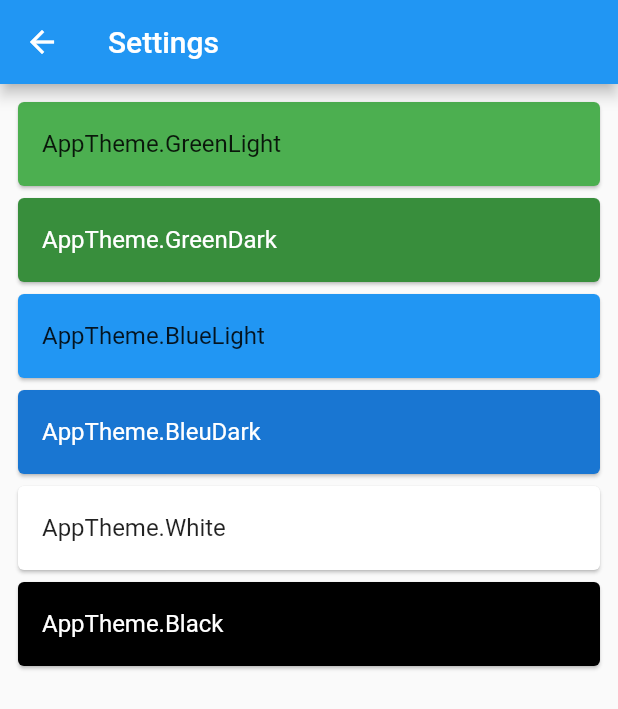
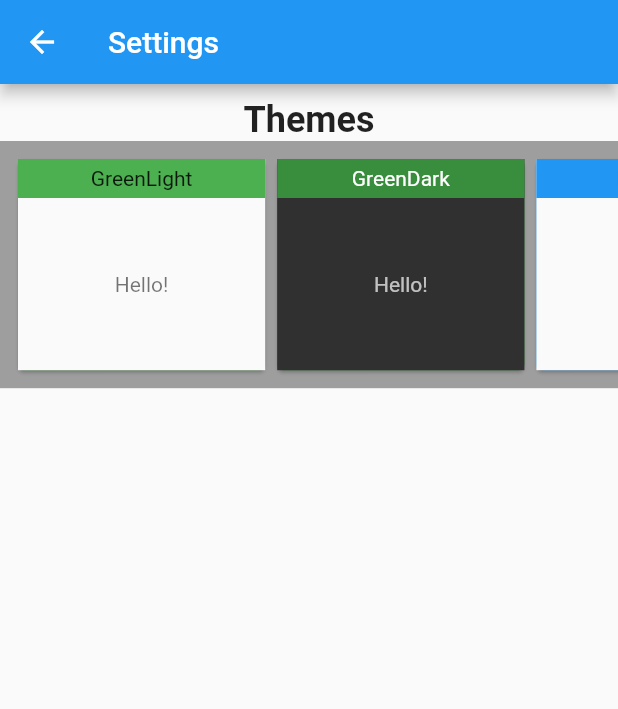
Before and after one commit to Bronz0/bloc_theming, a Flutter app: the screen it shows after launch, after a tap on the "settings" icon, on a phone screen of 412 x 824 dp. Shown: the top 709 px of the screen. Run offline on Flutter 3.47's test engine with Material 2 defaults, Android fonts, the phone set to English and light mode, and no system bars; our stand-ins replace bloc, equatable, flutter_bloc, get_it, shared_preferences.

Commit message:
persist the choosed theme using shared perferences, minor modifications on the UI of settings page

```diff
--- a/lib/main.dart
+++ b/lib/main.dart
@@ -1,9 +1,17 @@
 import 'package:bloc_theming/presentation/global/theme/bloc/theme_bloc.dart';
 import 'package:bloc_theming/presentation/home/home_page.dart';
+import 'package:bloc_theming/services/locator.dart';
 import 'package:flutter/material.dart';
 import 'package:flutter_bloc/flutter_bloc.dart';
 
-void main() => runApp(MyApp());
+Future<void> main() async {
+  WidgetsFlutterBinding.ensureInitialized();
+
+  // register all the service
+  await setUpServices();
+  // run the app
+  runApp(MyApp());
+}
 
 class MyApp extends StatelessWidget {
   @override
@@ -22,6 +30,5 @@ class MyApp extends StatelessWidget {
       theme: state.themeData,
       home: HomePage(),
     );
-    ;
   }
 }
--- a/lib/presentation/global/theme/app_theme.dart
+++ b/lib/presentation/global/theme/app_theme.dart
@@ -28,7 +28,7 @@ final appThemeData = {
   ),
   AppTheme.White: ThemeData(
     brightness: Brightness.light,
-    primaryColor: Colors.white,
+    primaryColor: Colors.grey[100],
   ),
   AppTheme.Black: ThemeData(
     brightness: Brightness.dark,
--- a/lib/presentation/global/theme/bloc/theme_bloc.dart
+++ b/lib/presentation/global/theme/bloc/theme_bloc.dart
@@ -2,22 +2,47 @@ import 'dart:async';
 
 import 'package:bloc/bloc.dart';
 import 'package:bloc_theming/presentation/global/theme/app_theme.dart';
+import 'package:bloc_theming/services/theme_service.dart';
 import 'package:equatable/equatable.dart';
 import 'package:flutter/material.dart';
-
+import 'package:bloc_theming/services/locator.dart';
 part 'theme_event.dart';
 part 'theme_state.dart';
 
 class ThemeBloc extends Bloc<ThemeEvent, ThemeState> {
+  final ThemeServie _themeService = locator.get<ThemeServie>();
   @override
-  ThemeState get initialState =>
-      ThemeState(themeData: appThemeData[AppTheme.BlueLight]);
+  ThemeState get initialState {
+    switch (_themeService.retreiveTheme()) {
+      case ("AppTheme.Black"):
+        return ThemeState(themeData: appThemeData[AppTheme.Black]);
+        break;
+      case ("AppTheme.White"):
+        return ThemeState(themeData: appThemeData[AppTheme.White]);
+        break;
+      case ("AppTheme.BlueLight"):
+        return ThemeState(themeData: appThemeData[AppTheme.BlueLight]);
+        break;
+      case ("AppTheme.BleuDark"):
+        return ThemeState(themeData: appThemeData[AppTheme.BleuDark]);
+        break;
+      case ("AppTheme.GreenDark"):
+        return ThemeState(themeData: appThemeData[AppTheme.GreenDark]);
+        break;
+      case ("AppTheme.GreenLight"):
+        return ThemeState(themeData: appThemeData[AppTheme.GreenLight]);
+        break;
+      default:
+        return ThemeState(themeData: appThemeData[AppTheme.BlueLight]);
+    }
+  }
 
   @override
   Stream<ThemeState> mapEventToState(
     ThemeEvent event,
   ) async* {
     if (event is ThemeChanged) {
+      _themeService.persistTheme(event.theme.toString());
       yield ThemeState(themeData: appThemeData[event.theme]);
     }
   }
--- a/lib/presentation/settings/settings_page.dart
+++ b/lib/presentation/settings/settings_page.dart
@@ -13,17 +13,76 @@ class SettingsPage extends StatelessWidget {
       appBar: AppBar(
         title: Text('Settings'),
       ),
-      body: ListView.builder(
+      body: Column(
+        children: <Widget>[
+          Container(
+            padding: EdgeInsets.only(top: 10),
+            child: Text(
+              'Themes',
+              style: TextStyle(fontSize: 24, fontWeight: FontWeight.bold),
+            ),
+          ),
+          Container(
+            color: Colors.grey[500],
+            height: MediaQuery.of(context).size.width * 0.4,
+            child: ListView.builder(
+              scrollDirection: Axis.horizontal,
               padding: EdgeInsets.all(8.0),
               itemCount: AppTheme.values.length,
               itemBuilder: (context, index) {
                 final itemAppTheme = AppTheme.values[index];
+                return ThemeItem(itemAppTheme: itemAppTheme);
+              },
+            ),
+          ),
+        ],
+      ),
+    );
+  }
+}
+
+class ThemeItem extends StatelessWidget {
+  const ThemeItem({
+    Key key,
+    @required this.itemAppTheme,
+  }) : super(key: key);
+
+  final AppTheme itemAppTheme;
+
+  @override
+  Widget build(BuildContext context) {
     return Card(
       color: appThemeData[itemAppTheme].primaryColor,
-            child: ListTile(
-              title: Text(
-                itemAppTheme.toString(),
+      child: GestureDetector(
+        child: Container(
+          width: MediaQuery.of(context).size.width * 0.4,
+          height: MediaQuery.of(context).size.height,
+          color: appThemeData[itemAppTheme].canvasColor,
+          child: Column(
+            children: <Widget>[
+              // appbar mock
+              Container(
+                padding: EdgeInsets.all(5.0),
+                color: appThemeData[itemAppTheme].primaryColor,
+                child: Center(
+                  child: Text(
+                    itemAppTheme.toString().split('.')[1],
                     style: appThemeData[itemAppTheme].textTheme.body1,
+                  ),
+                ),
+              ),
+              // body mock
+              Expanded(
+                flex: 1,
+                child: Center(
+                  child: Text(
+                    'Hello!',
+                    style: appThemeData[itemAppTheme].textTheme.display1,
+                  ),
+                ),
+              )
+            ],
+          ),
         ),
         onTap: () {
           BlocProvider.of<ThemeBloc>(context)
@@ -31,8 +90,5 @@ class SettingsPage extends StatelessWidget {
         },
       ),
     );
-        },
-      ),
-    );
   }
 }
--- /dev/null
+++ b/lib/services/locator.dart
@@ -0,0 +1,15 @@
+import 'package:bloc_theming/services/theme_service.dart';
+import 'package:get_it/get_it.dart';
+import 'package:shared_preferences/shared_preferences.dart';
+
+GetIt locator = GetIt.I;
+SharedPreferences sharedPreferences;
+
+//static final locator = GetIt.instance;
+Future<void> setUpServices() async {
+  sharedPreferences = await SharedPreferences.getInstance();
+  // theme Service
+  locator.registerSingleton<ThemeServie>(ThemeServie(), signalsReady: true);
+  // shared preferences
+  //locator.registerSingleton<SharedPreferences>(prefs);
+}
--- /dev/null
+++ b/lib/services/theme_service.dart
@@ -0,0 +1,13 @@
+import 'package:bloc_theming/services/locator.dart';
+import 'package:shared_preferences/shared_preferences.dart';
+
+class ThemeServie {
+  void persistTheme(theme) async {
+    sharedPreferences.setString("current_theme", theme);
+  }
+
+  String retreiveTheme() {
+    SharedPreferences _prefs = sharedPreferences;
+    return _prefs.getString("current_theme");
+  }
+}
--- a/pubspec.yaml
+++ b/pubspec.yaml
@@ -19,8 +19,13 @@ environment:
 dependencies:
   flutter:
     sdk: flutter
+  # state management
   flutter_bloc: ^4.0.0
   equatable: ^1.2.0
+  # data persistence
+  shared_preferences: ^0.5.7+3
+  # service locator
+  get_it: ^4.0.2
 
   # The following adds the Cupertino Icons font to your application.
   # Use with the CupertinoIcons class for iOS style icons.
```
Also changed, not shown: pubspec.lock. Lines whose indentation alone changed are shown as unchanged.
